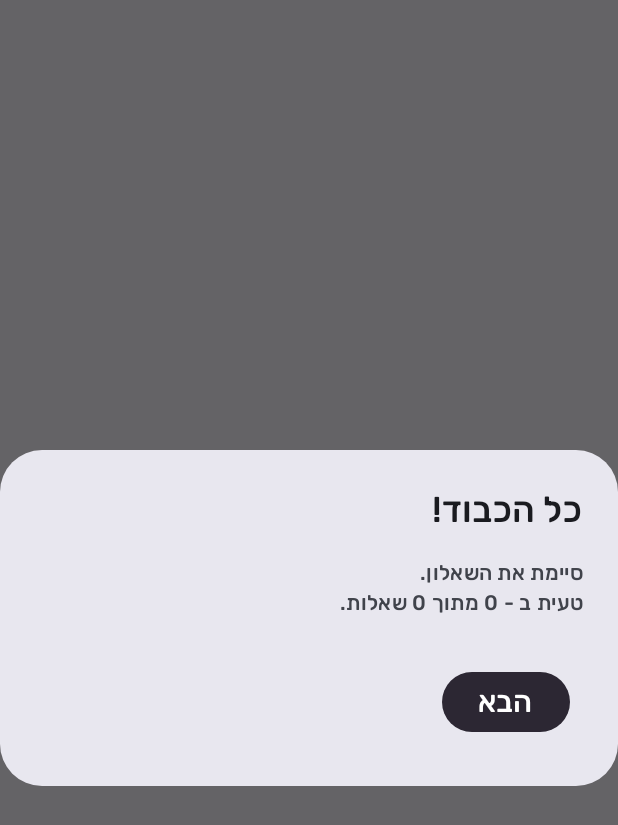
After one commit to rakrakon/better-quizlet, an Android app built with Jetpack Compose: the composable QuizCompletionDialog called with empty values, on a phone screen of 412 x 824 dp. The commit adds this screen. Shown: the top 825 px of the screen. Run offline under Robolectric (Android 15) with nearby library versions, the phone set to English and light mode, and no system bars.

Commit message:
Add quiz completion dialog

```diff
--- /dev/null
+++ b/app/app/src/main/java/com/rakra/wordsprint/screens/quiz/QuizCompletionDialog.kt
@@ -0,0 +1,61 @@
+package com.rakra.wordsprint.screens.quiz
+
+import androidx.compose.foundation.layout.fillMaxWidth
+import androidx.compose.foundation.layout.padding
+import androidx.compose.foundation.shape.RoundedCornerShape
+import androidx.compose.material3.AlertDialog
+import androidx.compose.material3.Button
+import androidx.compose.material3.ButtonDefaults
+import androidx.compose.material3.Text
+import androidx.compose.runtime.Composable
+import androidx.compose.ui.Modifier
+import androidx.compose.ui.text.style.TextAlign
+import androidx.compose.ui.unit.dp
+import androidx.compose.ui.unit.sp
+import com.rakra.wordsprint.ui.theme.BUTTON_CONTAINER_COLOR
+import com.rakra.wordsprint.ui.theme.BUTTON_CONTENT_COLOR
+import com.rakra.wordsprint.ui.theme.RUBIK_FONT
+
+@Composable
+fun QuizCompletionDialog(
+    mistakes: Int,
+    totalQuestions: Int,
+    onContinue: () -> Unit
+) {
+    AlertDialog(
+        onDismissRequest = { /* Disable dismiss on outside click */ },
+        title = { Text(
+            text = "!כל הכבוד",
+            textAlign = TextAlign.End,
+            modifier = Modifier.fillMaxWidth(),
+            fontFamily = RUBIK_FONT
+        ) },
+        text = {
+            Text(
+                text = ".סיימת את השאלון\n" +
+                        ".טעית ב - $mistakes מתוך $totalQuestions שאלות",
+                textAlign = TextAlign.End,
+                modifier = Modifier.fillMaxWidth(),
+                fontFamily = RUBIK_FONT
+            )
+        },
+        confirmButton = {
+            Button(
+                onClick = onContinue,
+                colors = ButtonDefaults.buttonColors(
+                    containerColor = BUTTON_CONTAINER_COLOR,
+                    contentColor = BUTTON_CONTENT_COLOR
+                ),
+                shape = RoundedCornerShape(70),
+                modifier = Modifier
+                    .padding(8.dp)
+            ) {
+                Text(
+                    text = "הבא",
+                    fontSize = 20.sp,
+                    fontFamily = RUBIK_FONT
+                )
+            }
+        }
+    )
+}
```
Also changed, not shown: app/app/src/main/java/com/rakra/wordsprint/screens/quiz/QuizScreen.kt (+17 -4 lines).
